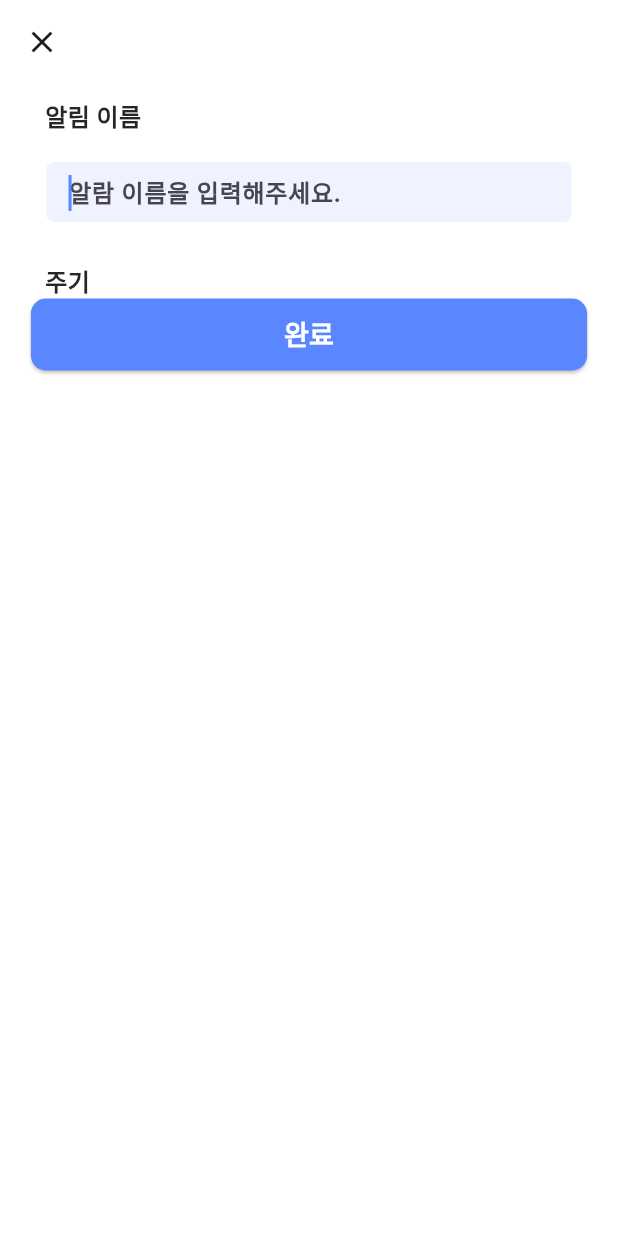
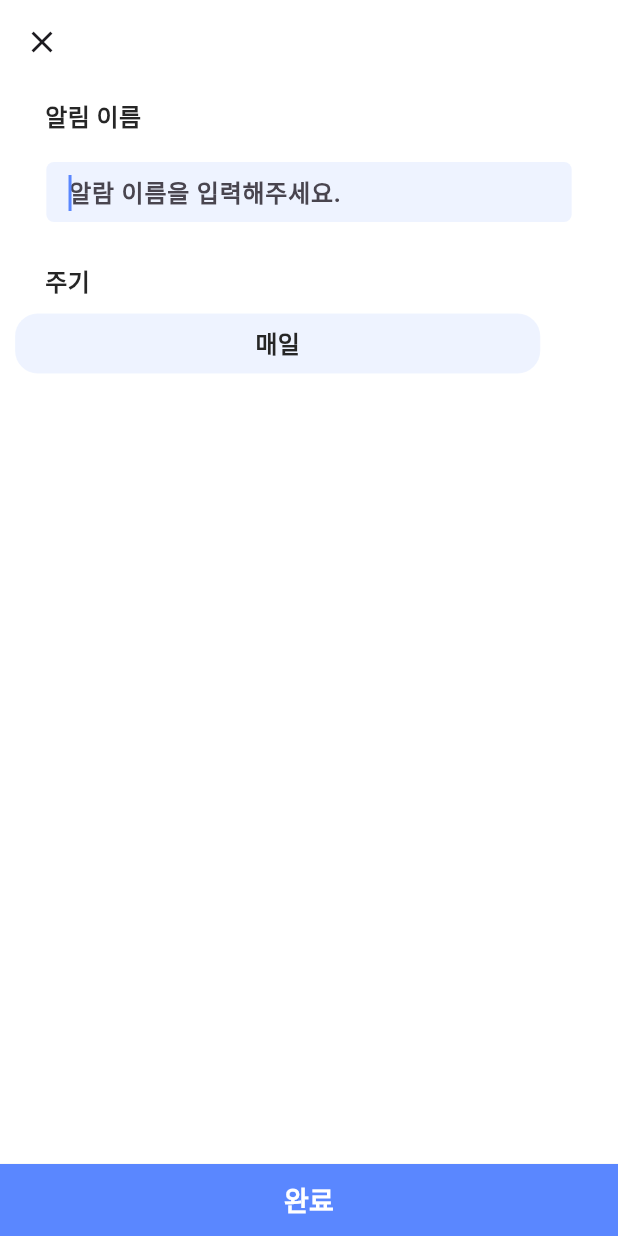
Before and after one commit to iihye/Yoyak, a Flutter app: the AlarmScreen screen opened directly, after a tap on "알림", on a phone screen of 412 x 824 dp. Run offline on Flutter 3.47's test engine with Material 3 defaults, Android fonts, the phone set to English and light mode, and no system bars; our stand-ins replace numberpicker, table_calendar; Roboto replaces fonts that are missing (Pretendard).

Commit message:
[fix] 24.03.22 components 파일명 수정
Change-Id: I3eb2c2582463cd03d8c04ee3908d52cae79fe6dd

```diff
--- a/frontend/yoyak/lib/components/BaseButton.dart
+++ /dev/null
@@ -1,55 +0,0 @@
-import 'package:flutter/material.dart';
-
-class BaseButton extends StatelessWidget {
-  final double width, height;
-  final Widget child;
-  final Function()? onTap;
-  final Color? color;
-  final List<BoxShadow>? boxShadow;
-
-// width, height 필수
-// child 필수
-// color 커스텀 가능 (기본 설정 O - white)
-// onTap 커스텀 가능 (기본 설정 X)
-// boxShadow 커스텀 가능 (기본 설정 O)
-
-  const BaseButton({
-    super.key,
-    required this.width,
-    required this.height,
-    required this.child,
-    this.color,
-    this.onTap,
-    this.boxShadow,
-  });
-
-  @override
-  Widget build(BuildContext context) {
-    return GestureDetector(
-
-      onTap: onTap,
-      child: Container(
-        decoration: BoxDecoration(
-          color: color ?? Colors.white,
-          borderRadius: BorderRadius.circular(15),
-          border: Border.all(
-            width: 0.1,
-            color: Colors.white,
-          ),
-          boxShadow: boxShadow ??
-              [
-                BoxShadow(
-                  color: Colors.grey.withOpacity(0.15),
-                  spreadRadius: 2,
-                  blurRadius: 10,
-                  offset: const Offset(0, 0),
-                ),
-              ],
-        ),
-        width: width,
-        height: height,
-        child: child,
-      )
-    );
-  }
-}
--- a/frontend/yoyak/lib/screen/Alarm/alarm_create.dart
+++ b/frontend/yoyak/lib/screen/Alarm/alarm_create.dart
@@ -1,6 +1,5 @@
 import 'dart:async';
 import 'package:flutter/material.dart';
-import 'package:yoyak/components/BaseButton.dart';
 import 'package:yoyak/components/RoundedRectangle.dart';
 import 'package:yoyak/styles/colors/palette.dart';
 import 'package:yoyak/styles/screenSize/screen_size.dart';
@@ -72,7 +71,7 @@ class _AlarmCreateState extends State<AlarmCreate> {
               // 알림 이름
               Column(
                 children: [
-                  const inputTitle(title: '알림 이름'),
+                  const inputLabel(title: '알림 이름'),
                   const SizedBox(
                     height: 10,
                   ),
@@ -85,15 +84,52 @@ class _AlarmCreateState extends State<AlarmCreate> {
                 height: 20,
               ),
 
-              const Column(
-                children: [inputTitle(title: '주기')],
+              Column(
+                children: [
+                  const inputLabel(title: '주기'),
+                  const SizedBox(
+                    height: 10,
                   ),
-              ElevatedButton(
+                  Row(
+                    mainAxisAlignment: MainAxisAlignment.spaceBetween,
+                    children: [
+                      RoundedRectangle(
+                        width: ScreenSize.getWidth(context) * 0.85,
+                        height: 40,
+                        onTap: () {
+                          setState(() {
+                            _alarmDuration.clear();
+                            _alarmDuration.add('매일');
+                          });
+                        },
+                        color: Palette.WHITE_BLUE,
+                        boxShadow: const [],
+                        child: const Center(
+                          child: Text(
+                            '매일',
+                            style: TextStyle(
+                              color: Palette.MAIN_BLACK,
+                              fontFamily: 'Pretendard',
+                              fontWeight: FontWeight.w700,
+                              fontSize: 16,
+                            ),
+                          ),
+                        ),
+                      ),
+                    ],
+                  )
+                ],
+              ),
+            ],
+          ),
+        ),
+      ),
+      bottomNavigationBar: ElevatedButton(
         style: ElevatedButton.styleFrom(
-                  fixedSize: Size(ScreenSize.getWidth(context) * 0.9, 48),
+          fixedSize: Size(ScreenSize.getWidth(context), 48),
           backgroundColor: Palette.MAIN_BLUE,
           shape: RoundedRectangleBorder(
-                    borderRadius: BorderRadius.circular(10),
+            borderRadius: BorderRadius.circular(0),
           ),
         ),
         onPressed: () {
@@ -116,10 +152,6 @@ class _AlarmCreateState extends State<AlarmCreate> {
               fontWeight: FontWeight.w700,
               fontSize: 18,
             ),
-                  ),
-                ),
-              ),
-            ],
           ),
         ),
       ),
@@ -182,8 +214,8 @@ class _AlarmCreateState extends State<AlarmCreate> {
   }
 }
 
-class inputTitle extends StatelessWidget {
-  const inputTitle({
+class inputLabel extends StatelessWidget {
+  const inputLabel({
     super.key,
     required this.title,
   });
@@ -197,14 +229,14 @@ class inputTitle extends StatelessWidget {
     return Row(
       children: [
         const SizedBox(width: 20),
-        inputName(title: title),
+        InputName(title: title),
       ],
     );
   }
 }
 
-class inputName extends StatelessWidget {
-  const inputName({
+class InputName extends StatelessWidget {
+  const InputName({
     super.key,
     required this.title,
   });
@@ -224,3 +256,14 @@ class inputName extends StatelessWidget {
     );
   }
 }
+
+class InputSelectDay extends StatelessWidget {
+  const InputSelectDay({super.key});
+
+  @override
+  Widget build(BuildContext context) {
+    return const Row(
+      children: [],
+    );
+  }
+}
--- a/frontend/yoyak/lib/screen/Alarm/alarm_screen.dart
+++ b/frontend/yoyak/lib/screen/Alarm/alarm_screen.dart
@@ -1,7 +1,7 @@
 import 'package:flutter/material.dart';
 import 'package:numberpicker/numberpicker.dart';
 import 'package:table_calendar/table_calendar.dart';
-import 'package:yoyak/components/BaseButton.dart';
+
 import 'package:yoyak/components/RoundedRectangle.dart';
 import 'package:yoyak/hooks/format_time.dart';
 import 'package:yoyak/screen/Alarm/alarm_create.dart';
@@ -336,7 +336,6 @@ class AlarmCreateButton extends StatelessWidget {
 
   @override
   Widget build(BuildContext context) {
-
     void goToAlarmCreate(int? notiSeq) {
       Navigator.push(
         context,
@@ -347,14 +346,15 @@ class AlarmCreateButton extends StatelessWidget {
       );
     }
 
-    return BaseButton(
+    return SizedBox(
       width: 80,
-      height: 40,
+      height: 43,
       child: FloatingActionButton(
+        backgroundColor: Palette.MAIN_BLUE,
+        elevation: 3,
         onPressed: () {
           goToAlarmCreate(null);
         },
-        backgroundColor: Palette.MAIN_BLUE,
         child: const Padding(
           padding: EdgeInsets.only(right: 4.6),
           child: Row(
@@ -965,7 +965,7 @@ class _CheckEatPillButtonState extends State<CheckEatPillButton> {
                   ),
                   Container(
                     width: ScreenSize.getWidth(context),
-                    height: 50,
+                    height: 50.8,
                     color: Palette.MAIN_BLUE,
                     child: TextButton(
                       onPressed: () {
```
Also changed, not shown: frontend/yoyak/lib/components/base_input.dart (added, +62 -0 lines). Lines whose indentation alone changed are shown as unchanged.
